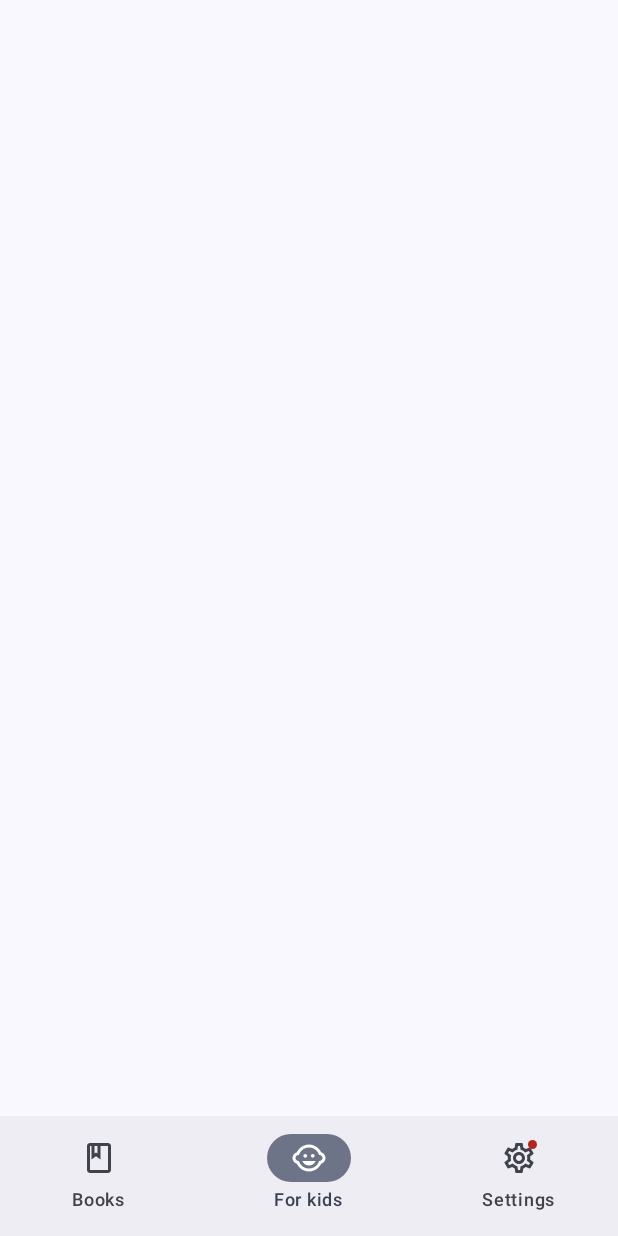
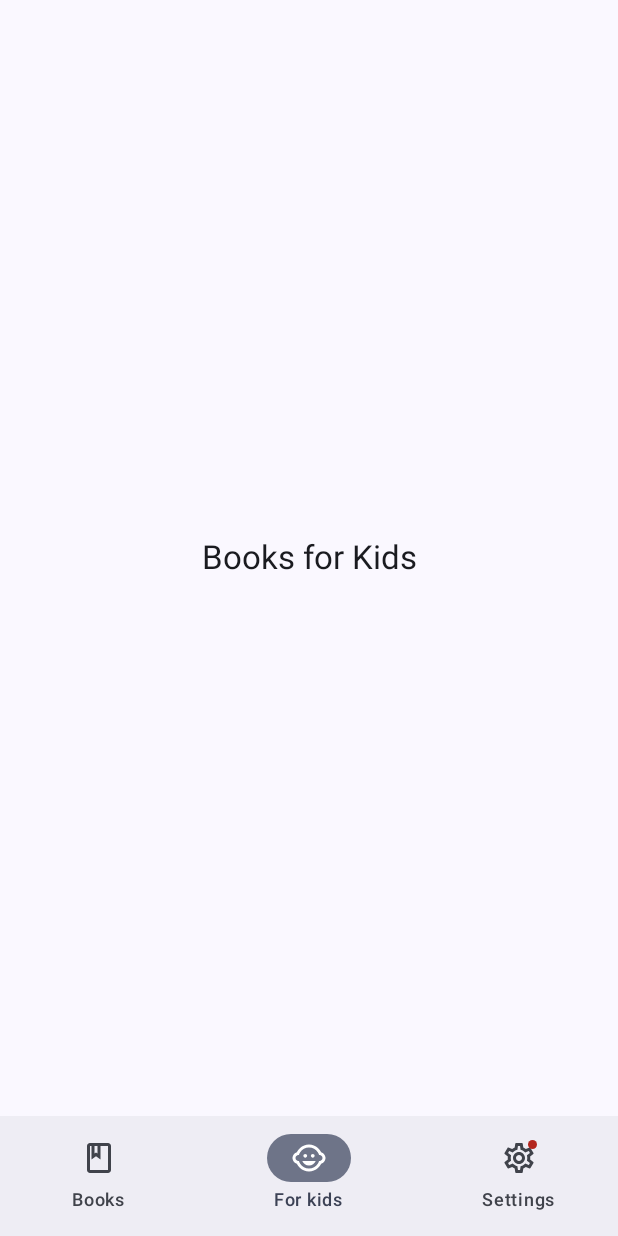
Before and after one commit to hoholms/HohBooks, an Android app built with Jetpack Compose: the screen it shows after launch (MainActivity), item 2 of the bottom bar chosen, on a phone screen of 412 x 824 dp. Run offline under Robolectric (Android 15) with nearby library versions, the phone set to English and light mode, and no system bars.

Commit message:
Add screens

```diff
--- /dev/null
+++ b/app/src/main/java/com/hoholms/book/hohbooks/BottomNavigationBar.kt
@@ -0,0 +1,91 @@
+package com.hoholms.book.hohbooks
+
+import androidx.compose.foundation.layout.padding
+import androidx.compose.material3.Badge
+import androidx.compose.material3.BadgedBox
+import androidx.compose.material3.ExperimentalMaterial3Api
+import androidx.compose.material3.Icon
+import androidx.compose.material3.NavigationBar
+import androidx.compose.material3.NavigationBarItem
+import androidx.compose.material3.Scaffold
+import androidx.compose.material3.Text
+import androidx.compose.runtime.Composable
+import androidx.compose.runtime.getValue
+import androidx.compose.ui.Modifier
+import androidx.navigation.NavGraph.Companion.findStartDestination
+import androidx.navigation.compose.NavHost
+import androidx.navigation.compose.composable
+import androidx.navigation.compose.currentBackStackEntryAsState
+import androidx.navigation.compose.rememberNavController
+import com.hoholms.book.hohbooks.screens.BooksScreen
+import com.hoholms.book.hohbooks.screens.ForKidsScreen
+import com.hoholms.book.hohbooks.screens.SettingsScreen
+
+@OptIn(ExperimentalMaterial3Api::class)
+@Composable
+fun BottomNavigationBar() {
+    val navController = rememberNavController()
+    val navBackStackEntry by navController.currentBackStackEntryAsState()
+    val navigationSelectedItem = navBackStackEntry?.destination
+
+    Scaffold(bottomBar = {
+        NavigationBar {
+            BottomNavigationItem().bottomNavigationItems().forEachIndexed { _, item ->
+                NavigationBarItem(selected = item.route == navigationSelectedItem?.route,
+                    onClick = {
+                        navController.navigate(item.route) {
+                            popUpTo(navController.graph.findStartDestination().id) {
+                                saveState = true
+                            }
+                            launchSingleTop = true
+                            restoreState = true
+                        }
+                    },
+                    label = {
+                        Text(text = item.title)
+                    },
+                    icon = {
+                        BadgedBox(badge = {
+                            if (item.badgeCount != null) {
+                                Badge {
+                                    Text(text = item.badgeCount.toString())
+                                }
+                            } else if (item.hasNews) {
+                                Badge()
+                            }
+                        }) {
+                            Icon(
+                                imageVector = if (item.route == navigationSelectedItem?.route) {
+                                    item.selectedIcon
+                                } else {
+                                    item.unselectedIcon
+                                }, contentDescription = item.title
+                            )
+                        }
+                    })
+            }
+        }
+    }) { paddingValues ->
+        NavHost(
+            navController = navController,
+            startDestination = Screens.Books.route,
+            modifier = Modifier.padding(paddingValues = paddingValues)
+        ) {
+            composable(Screens.Books.route) {
+                BooksScreen(
+                    navController
+                )
+            }
+            composable(Screens.ForKids.route) {
+                ForKidsScreen(
+                    navController
+                )
+            }
+            composable(Screens.Settings.route) {
+                SettingsScreen(
+                    navController
+                )
+            }
+        }
+    }
+}
--- a/app/src/main/java/com/hoholms/book/hohbooks/MainActivity.kt
+++ b/app/src/main/java/com/hoholms/book/hohbooks/MainActivity.kt
@@ -4,24 +4,9 @@ import android.os.Bundle
 import androidx.activity.ComponentActivity
 import androidx.activity.compose.setContent
 import androidx.compose.foundation.layout.fillMaxSize
-import androidx.compose.material3.Badge
-import androidx.compose.material3.BadgedBox
-import androidx.compose.material3.ExperimentalMaterial3Api
-import androidx.compose.material3.Icon
 import androidx.compose.material3.MaterialTheme
-import androidx.compose.material3.NavigationBar
-import androidx.compose.material3.NavigationBarItem
-import androidx.compose.material3.Scaffold
 import androidx.compose.material3.Surface
-import androidx.compose.material3.Text
-import androidx.compose.runtime.Composable
-import androidx.compose.runtime.getValue
-import androidx.compose.runtime.mutableStateOf
-import androidx.compose.runtime.saveable.rememberSaveable
-import androidx.compose.runtime.setValue
 import androidx.compose.ui.Modifier
-import androidx.navigation.NavGraph.Companion.findStartDestination
-import androidx.navigation.compose.rememberNavController
 import com.hoholms.book.hohbooks.ui.theme.HohBooksTheme
 
 class MainActivity : ComponentActivity() {
@@ -30,70 +15,11 @@ class MainActivity : ComponentActivity() {
         setContent {
             HohBooksTheme {
                 Surface(
-                    modifier = Modifier.fillMaxSize(),
-                    color = MaterialTheme.colorScheme.background
+                    modifier = Modifier.fillMaxSize(), color = MaterialTheme.colorScheme.background
                 ) {
                     BottomNavigationBar()
                 }
             }
         }
     }
-
-    @OptIn(ExperimentalMaterial3Api::class)
-    @Composable
-    fun BottomNavigationBar() {
-        var navigationSelectedItem by rememberSaveable {
-            mutableStateOf(0)
-        }
-
-        val navController = rememberNavController()
-
-        Scaffold(
-            bottomBar = {
-                NavigationBar {
-                    BottomNavigationItem().bottomNavigationItems().forEachIndexed { index, item ->
-                        NavigationBarItem(
-                            selected = navigationSelectedItem == index,
-                            onClick = {
-                                navigationSelectedItem = index
-                                navController.navigate(item.route) {
-                                    popUpTo(navController.graph.findStartDestination().id) {
-                                        saveState = true
-                                    }
-                                    launchSingleTop = true
-                                    restoreState = true
-                                }
-                            },
-                            label = {
-                                Text(text = item.title)
-                            },
-                            icon = {
-                                BadgedBox(
-                                    badge = {
-                                        if (item.badgeCount != null) {
-                                            Badge {
-                                                Text(text = item.badgeCount.toString())
-                                            }
-                                        } else if (item.hasNews) {
-                                            Badge()
-                                        }
-                                    }
-                                ) {
-                                    Icon(
-                                        imageVector = if (index == navigationSelectedItem) {
-                                            item.selectedIcon
-                                        } else {
-                                            item.unselectedIcon
-                                        },
-                                        contentDescription = item.title
-                                    )
-                                }
-                            })
-                    }
-                }
-            }
-        ) { paddingValues ->
-
-        }
-    }
 }
--- /dev/null
+++ b/app/src/main/java/com/hoholms/book/hohbooks/screens/BooksScreen.kt
@@ -0,0 +1,38 @@
+package com.hoholms.book.hohbooks.screens
+
+import androidx.compose.foundation.layout.Arrangement
+import androidx.compose.foundation.layout.Column
+import androidx.compose.foundation.layout.fillMaxSize
+import androidx.compose.foundation.layout.padding
+import androidx.compose.material3.MaterialTheme
+import androidx.compose.material3.Surface
+import androidx.compose.material3.Text
+import androidx.compose.runtime.Composable
+import androidx.compose.ui.Alignment
+import androidx.compose.ui.Modifier
+import androidx.compose.ui.unit.dp
+import androidx.navigation.NavController
+import com.hoholms.book.hohbooks.ui.theme.HohBooksTheme
+
+@Composable
+fun BooksScreen(navController: NavController) {
+    HohBooksTheme {
+        Surface(
+            modifier = Modifier.fillMaxSize(), color = MaterialTheme.colorScheme.background
+        ) {
+            Column(
+                modifier = Modifier
+                    .fillMaxSize()
+                    .padding(15.dp),
+                horizontalAlignment = Alignment.CenterHorizontally,
+                verticalArrangement = Arrangement.Center
+            ) {
+                Text(
+                    "Books for adults",
+                    style = MaterialTheme.typography.titleLarge,
+                    modifier = Modifier.padding(vertical = 20.dp)
+                )
+            }
+        }
+    }
+}
--- /dev/null
+++ b/app/src/main/java/com/hoholms/book/hohbooks/screens/ForKidsScreen.kt
@@ -0,0 +1,38 @@
+package com.hoholms.book.hohbooks.screens
+
+import androidx.compose.foundation.layout.Arrangement
+import androidx.compose.foundation.layout.Column
+import androidx.compose.foundation.layout.fillMaxSize
+import androidx.compose.foundation.layout.padding
+import androidx.compose.material3.MaterialTheme
+import androidx.compose.material3.Surface
+import androidx.compose.material3.Text
+import androidx.compose.runtime.Composable
+import androidx.compose.ui.Alignment
+import androidx.compose.ui.Modifier
+import androidx.compose.ui.unit.dp
+import androidx.navigation.NavController
+import com.hoholms.book.hohbooks.ui.theme.HohBooksTheme
+
+@Composable
+fun ForKidsScreen(navController: NavController) {
+    HohBooksTheme {
+        Surface(
+            modifier = Modifier.fillMaxSize(), color = MaterialTheme.colorScheme.background
+        ) {
+            Column(
+                modifier = Modifier
+                    .fillMaxSize()
+                    .padding(15.dp),
+                horizontalAlignment = Alignment.CenterHorizontally,
+                verticalArrangement = Arrangement.Center
+            ) {
+                Text(
+                    "Books for Kids",
+                    style = MaterialTheme.typography.titleLarge,
+                    modifier = Modifier.padding(vertical = 20.dp)
+                )
+            }
+        }
+    }
+}
--- /dev/null
+++ b/app/src/main/java/com/hoholms/book/hohbooks/screens/SettingsScreen.kt
@@ -0,0 +1,38 @@
+package com.hoholms.book.hohbooks.screens
+
+import androidx.compose.foundation.layout.Arrangement
+import androidx.compose.foundation.layout.Column
+import androidx.compose.foundation.layout.fillMaxSize
+import androidx.compose.foundation.layout.padding
+import androidx.compose.material3.MaterialTheme
+import androidx.compose.material3.Surface
+import androidx.compose.material3.Text
+import androidx.compose.runtime.Composable
+import androidx.compose.ui.Alignment
+import androidx.compose.ui.Modifier
+import androidx.compose.ui.unit.dp
+import androidx.navigation.NavController
+import com.hoholms.book.hohbooks.ui.theme.HohBooksTheme
+
+@Composable
+fun SettingsScreen(navController: NavController) {
+    HohBooksTheme {
+        Surface(
+            modifier = Modifier.fillMaxSize(), color = MaterialTheme.colorScheme.background
+        ) {
+            Column(
+                modifier = Modifier
+                    .fillMaxSize()
+                    .padding(15.dp),
+                horizontalAlignment = Alignment.CenterHorizontally,
+                verticalArrangement = Arrangement.Center
+            ) {
+                Text(
+                    "Settings",
+                    style = MaterialTheme.typography.titleLarge,
+                    modifier = Modifier.padding(vertical = 20.dp)
+                )
+            }
+        }
+    }
+}
```
